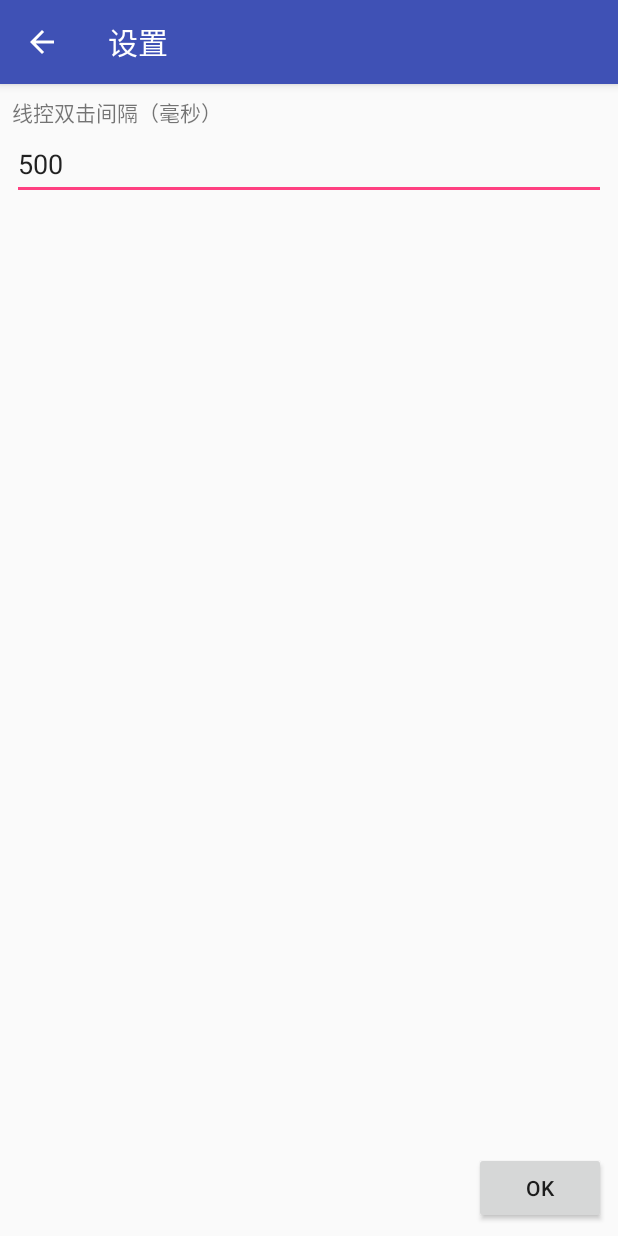
After one commit to lxfly2000/lxplayer, an Android app: the SettingsActivity screen opened directly, with no data from a screen before it, on a phone screen of 412 x 824 dp. The commit adds this screen. Run offline under Robolectric (Android 15) with nearby library versions, the phone set to English and light mode, and no system bars.

Commit message:
Added double click option.

```diff
--- /dev/null
+++ b/app/src/main/java/com/lxfly2000/lxplayer/SettingsActivity.java
@@ -0,0 +1,54 @@
+package com.lxfly2000.lxplayer;
+
+import android.content.SharedPreferences;
+import android.support.v7.app.AppCompatActivity;
+import android.os.Bundle;
+import android.view.View;
+import android.widget.EditText;
+import android.widget.Toast;
+
+public class SettingsActivity extends AppCompatActivity {
+    private SharedPreferences preferences;
+    private EditText editDoubleClickDelta;
+    public static final String appIdentifier="lxplayer";
+    public static final String keyDoubleClickDelta="double_click_delta";
+    public static final long vdDoubleClickDelta=500;
+
+    @Override
+    protected void onCreate(Bundle savedInstanceState) {
+        super.onCreate(savedInstanceState);
+        setContentView(R.layout.activity_settings);
+
+        getSupportActionBar().setDisplayHomeAsUpEnabled(true);
+        findViewById(R.id.buttonOk).setOnClickListener(buttonCallbacks);
+        editDoubleClickDelta=(EditText)findViewById(R.id.editDoubleClickDelta);
+        preferences=getSharedPreferences(appIdentifier,MODE_PRIVATE);
+        LoadSettings();
+    }
+
+    private View.OnClickListener buttonCallbacks=new View.OnClickListener() {
+        @Override
+        public void onClick(View view) {
+            switch (view.getId()){
+                case R.id.buttonOk:SaveSettings();break;
+            }
+        }
+    };
+
+    private void LoadSettings(){
+        editDoubleClickDelta.setText(String.valueOf(preferences.getLong(keyDoubleClickDelta,vdDoubleClickDelta)));
+    }
+
+    private void SaveSettings(){
+        SharedPreferences.Editor wPreference=preferences.edit();
+        String inputDelta=editDoubleClickDelta.getText().toString();
+        long vDelta=vdDoubleClickDelta;
+        if(inputDelta.length()>0)
+            vDelta=Long.parseLong(inputDelta);
+        wPreference.putLong(keyDoubleClickDelta,vDelta);
+        wPreference.apply();
+        Toast.makeText(this,R.string.message_settings_saved,Toast.LENGTH_LONG).show();
+        setResult(RESULT_OK);
+        finish();
+    }
+}
--- /dev/null
+++ b/app/src/main/res/layout/activity_settings.xml
@@ -0,0 +1,31 @@
+<?xml version="1.0" encoding="utf-8"?>
+<android.support.constraint.ConstraintLayout
+        xmlns:android="http://schemas.android.com/apk/res/android"
+        xmlns:tools="http://schemas.android.com/tools"
+        xmlns:app="http://schemas.android.com/apk/res-auto"
+        android:layout_width="match_parent"
+        android:layout_height="match_parent"
+        tools:context="com.lxfly2000.lxplayer.SettingsActivity">
+
+    <TextView
+            android:text="@string/label_double_click_delta"
+            android:layout_width="wrap_content"
+            android:layout_height="wrap_content"
+            android:id="@+id/textDoubleClickDelta" app:layout_constraintTop_toTopOf="parent"
+            android:layout_marginTop="8dp" android:layout_marginLeft="8dp" app:layout_constraintLeft_toLeftOf="parent"/>
+    <EditText
+            android:layout_width="match_parent"
+            android:layout_height="wrap_content"
+            android:inputType="number"
+            android:ems="10"
+            android:id="@+id/editDoubleClickDelta" android:layout_marginTop="0dp"
+            app:layout_constraintTop_toBottomOf="@+id/textDoubleClickDelta" android:layout_marginLeft="8dp"
+            app:layout_constraintLeft_toLeftOf="parent" android:layout_marginRight="8dp"
+            app:layout_constraintRight_toRightOf="parent" android:hint="@string/label_double_click_delta"/>
+    <Button
+            android:text="@android:string/ok"
+            android:layout_width="wrap_content"
+            android:layout_height="wrap_content"
+            android:id="@+id/buttonOk" android:layout_marginRight="8dp" app:layout_constraintRight_toRightOf="parent"
+            app:layout_constraintBottom_toBottomOf="parent" android:layout_marginBottom="8dp"/>
+</android.support.constraint.ConstraintLayout>
--- a/app/src/main/res/menu/menu_main.xml
+++ b/app/src/main/res/menu/menu_main.xml
@@ -27,12 +27,13 @@
           android:title="@string/menu_main_about"
           android:orderInCategory="105"
           app:showAsAction="never"/>
+    <item android:title="@string/action_settings" android:orderInCategory="106" android:id="@+id/action_settings"/>
     <item android:id="@+id/action_check_update"
           android:title="@string/menu_check_update"
-          android:orderInCategory="106"
+          android:orderInCategory="107"
           app:showAsAction="never"/>
     <item android:id="@+id/action_exitApp"
           android:title="@string/menu_exitApp"
-          android:orderInCategory="107"
+          android:orderInCategory="108"
           app:showAsAction="never"/>
 </menu>
--- a/app/src/main/res/values/strings.xml
+++ b/app/src/main/res/values/strings.xml
@@ -21,7 +21,9 @@
     <string name="label_playtime" formatted="false">%d:%02d/%d:%02d</string>
     <string name="menu_main_stop">停止播放</string>
     <string name="menu_main_about">帮助</string>
-    <string name="message_about" formatted="false">这是一个简易的音乐播放器。\n* 该程序只能在安卓6.0及以上系统中安装。\n\n线控说明：\n0.5秒内双击为切换下一曲，长按0.5秒为切换上一曲，单击为播放/暂停。\n\n制作：lxfly2000\n版本：%s\n发布日期：%s\n程序源码：%s</string>
+    <string name="message_about" formatted="false">这是一个简易的音乐播放器。\n*
+        该程序只能在安卓6.0及以上系统中安装。\n\n线控说明：\n0.5秒内双击为切换下一曲，长按0.5秒为切换上一曲，单击为播放/暂停。\n\n制作：lxfly2000\n版本：%s\n发布日期：%s\n程序源码：%s
+    </string>
     <string name="url_author">https://github.com/lxfly2000/lxplayer</string>
     <string name="button_visitUrl">访问网站</string>
     <string name="menu_main_speedUp">加速</string>
@@ -42,6 +44,9 @@
     <string name="message_new_version" formatted="false">检测到新版本，是否更新？\n当前版本：%s\n新版本：%s</string>
     <string name="message_no_update">当前版本已是最新。</string>
     <string name="error_check_update">无法检查更新，可能是网络有问题或目标服务器已更改。</string>
-    <string name="url_check_update">https://raw.githubusercontent.com/lxfly2000/lxplayer/master/app/build.gradle</string>
+    <string name="url_check_update">https://raw.githubusercontent.com/lxfly2000/lxplayer/master/app/build.gradle
+    </string>
     <string name="error_permission_network">未获取到联网权限，请修改权限设置。</string>
+    <string name="label_double_click_delta">线控双击间隔（毫秒）</string>
+    <string name="message_settings_saved">设置已保存。</string>
 </resources>
```
Also changed, not shown: app/build.gradle (+6 -6 lines), app/src/main/AndroidManifest.xml (+6 -2 lines), app/src/main/java/com/lxfly2000/lxplayer/MainActivity.java (+17 -1 lines).
